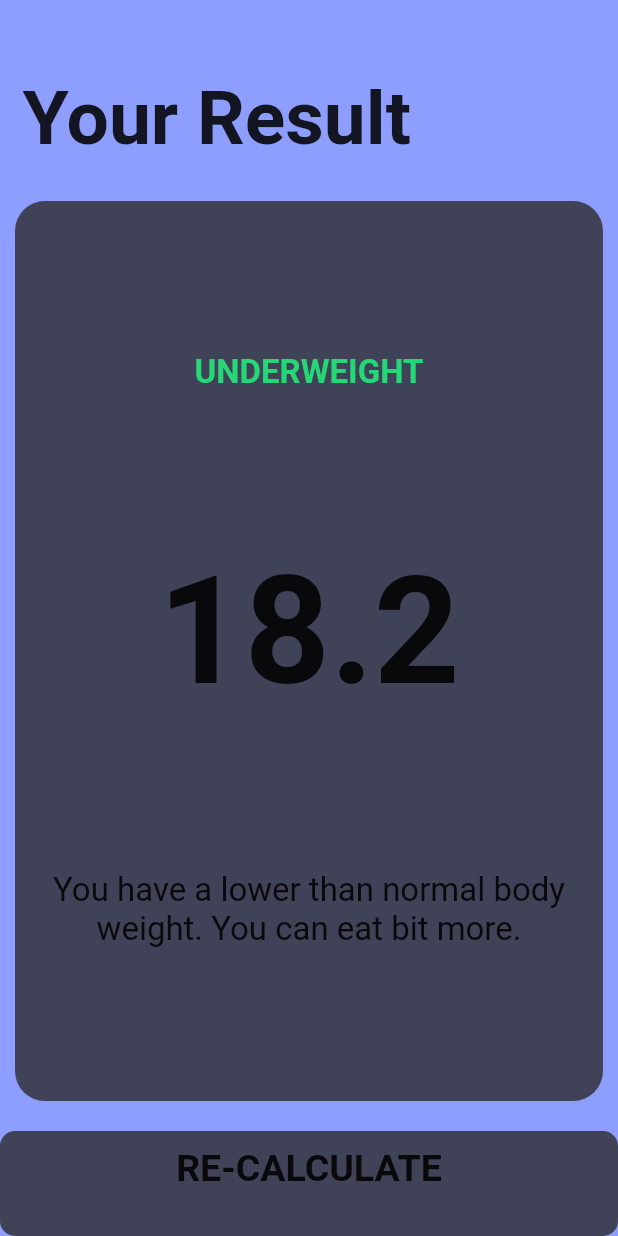
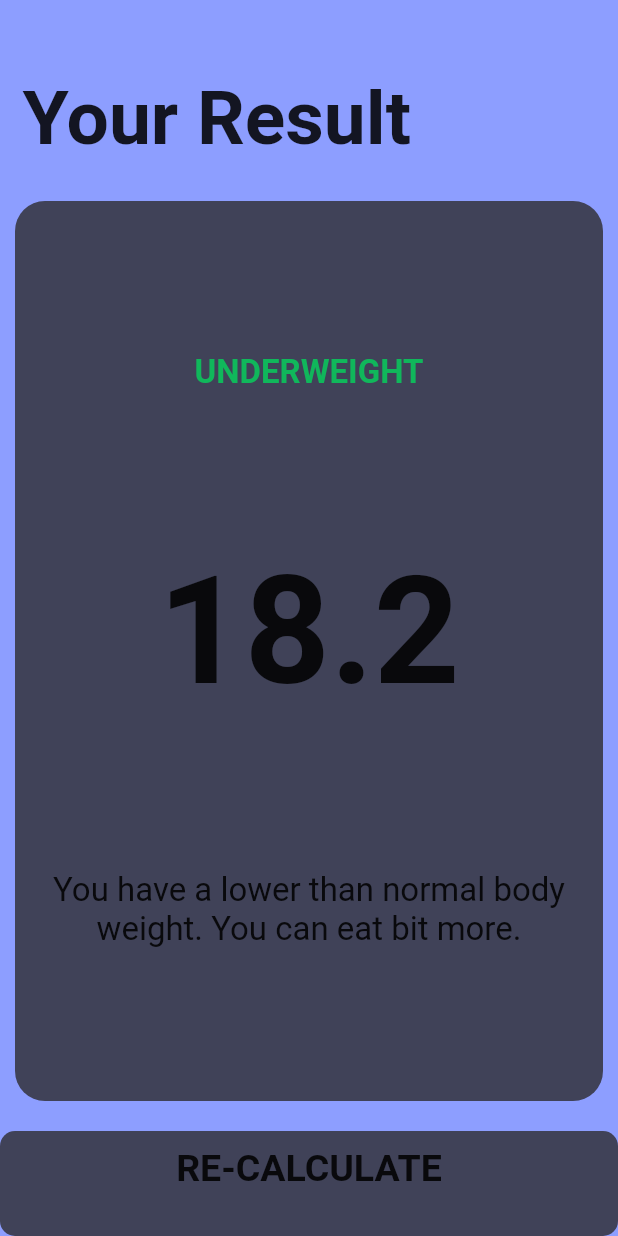
Before and after one commit to rohanshresthaa/BMI-calculator, a Flutter app: the screen it shows after launch, after a tap on "CALCULATE", on a phone screen of 412 x 824 dp. Run offline on Flutter 3.47's test engine with Material 2 defaults, Android fonts, the phone set to English and light mode, and no system bars; our stand-ins replace font_awesome_flutter.

Commit message:
color changes

```diff
--- a/lib/utils/constants.dart
+++ b/lib/utils/constants.dart
@@ -2,7 +2,7 @@ import 'package:flutter/material.dart';
 
 const activeCardColor = Color(0xFF404258);
 const bottomColor = Color(0xFF404258);
-const inActive = Color(0xFF6B728E);
+const inActive = Color.fromARGB(255, 66, 96, 219);
 const labelText = TextStyle(
   fontSize: 20.0,
   color: Color(0xFFB9E0FF),
@@ -14,7 +14,7 @@ const bottomText = TextStyle(fontSize: 25.0, fontWeight: FontWeight.bold);
 const resultText = TextStyle(fontSize: 50.0, fontWeight: FontWeight.bold);
 
 const resultStyle = TextStyle(
-    color: Color(0xFF24D876), fontSize: 22.0, fontWeight: FontWeight.bold);
+    color: Color.fromARGB(255, 16, 183, 91), fontSize: 22.0, fontWeight: FontWeight.bold);
 
 const bmiText = TextStyle(fontSize: 100.0, fontWeight: FontWeight.bold);
 
```
Also changed, not shown: pubspec.lock.
